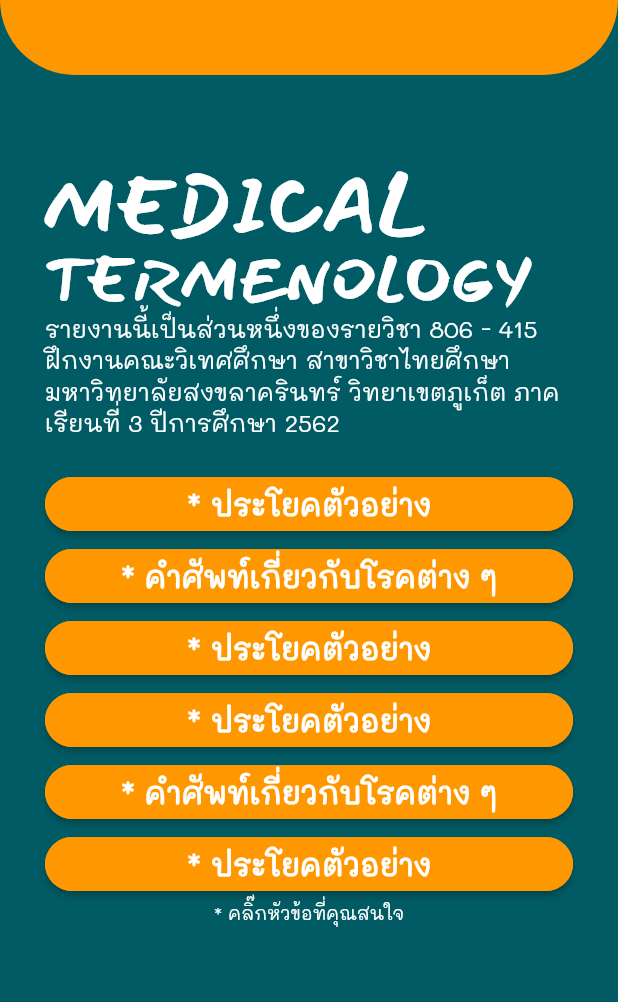
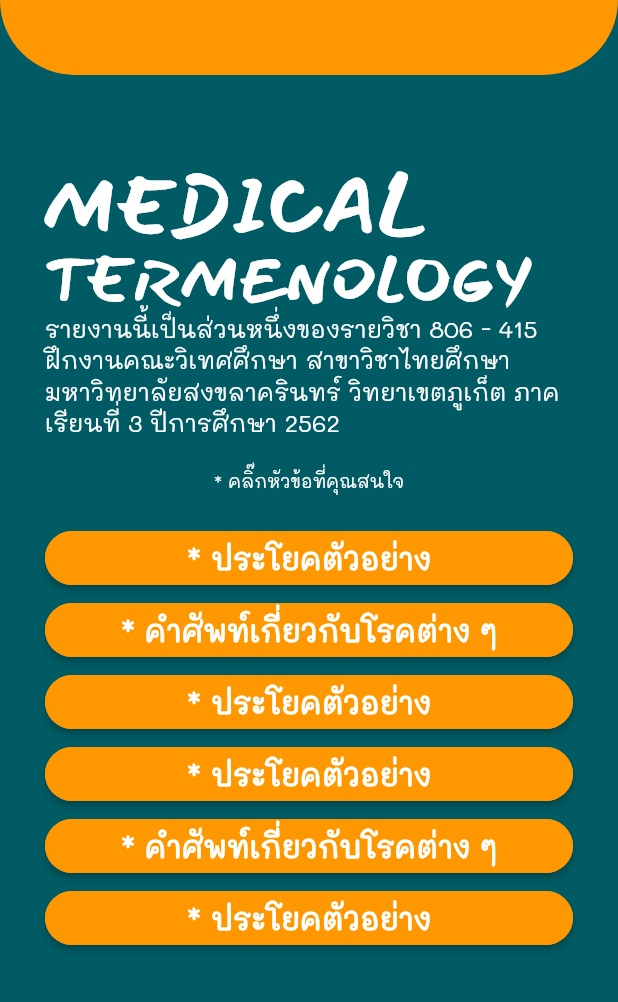
Before and after one commit to FrameTee29/Medical-Dictionary, a Flutter app: the screen it shows after launch, on a phone screen of 412 x 824 dp, the part 234-1236 px from its top. Run offline on Flutter 3.47's test engine with Material 2 defaults, Android fonts, the phone set to English and light mode, and no system bars.

Commit message:
move choice interesting

```diff
--- a/lib/screens/home.dart
+++ b/lib/screens/home.dart
@@ -121,6 +121,12 @@ class _HomeState extends State<Home> {
               ))
             ],
           ),
+           Container(
+             margin: EdgeInsets.only(top:20),
+             child: Text(" * คลิ๊กหัวข้อที่คุณสนใจ ",
+                style: TextStyle(
+                    fontSize: 12, color: Colors.white, fontFamily: 'Mali')),
+           ),
           Container(
             margin: EdgeInsets.only(top: 20),
             child: Column(
@@ -135,9 +141,7 @@ class _HomeState extends State<Home> {
               ],
             ),
           ),
-          Text(" * คลิ๊กหัวข้อที่คุณสนใจ ",
-              style: TextStyle(
-                  fontSize: 12, color: Colors.white, fontFamily: 'Mali'))
+
         ],
       ),
     );
```
